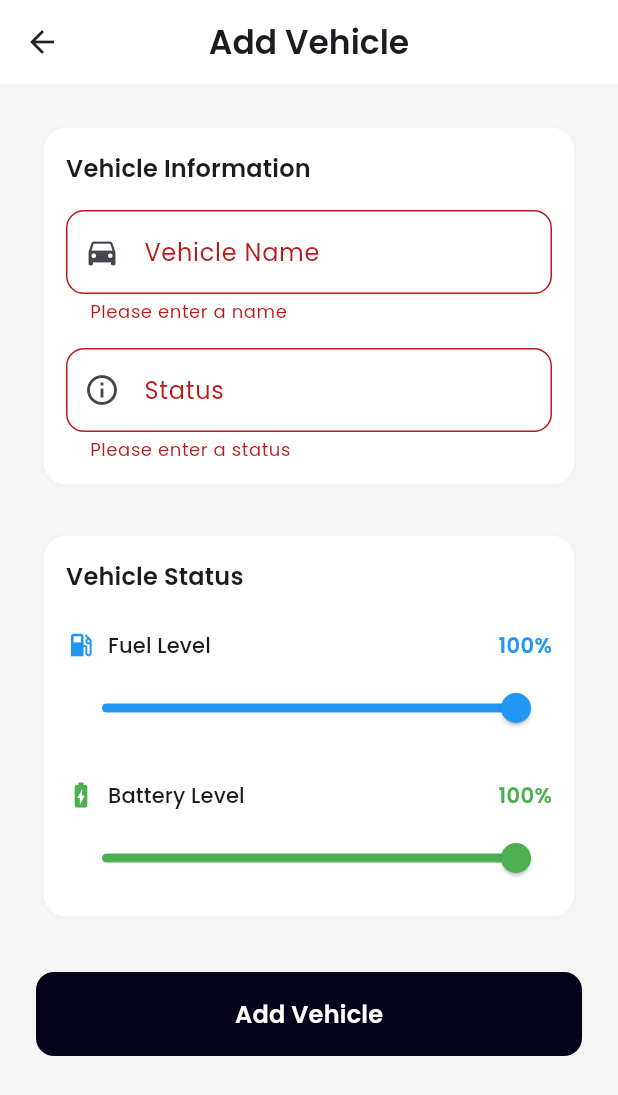
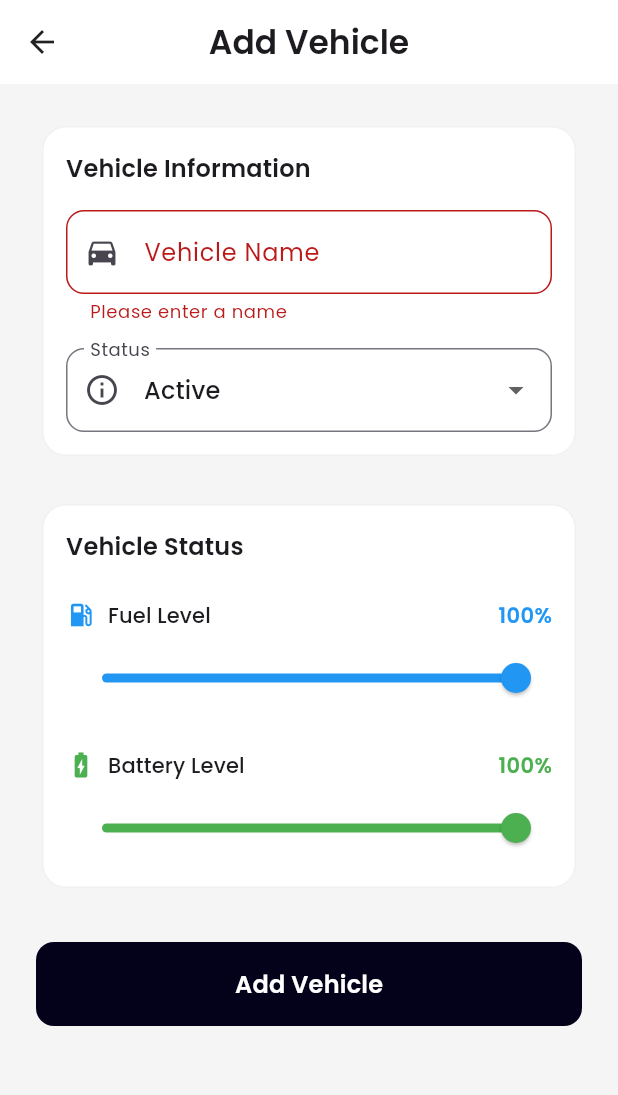
Before and after one commit to Edil-Ayehu/Drive-Secure, a Flutter app: the VehicleFormScreen screen opened directly, after a tap on "Add Vehicle", on a phone screen of 412 x 824 dp. Shown: the top 1095 px of the screen. Run offline on Flutter 3.47's test engine with Material 3 defaults, Android fonts, the phone set to English and light mode, and no system bars; our stand-ins replace cloud_firestore, firebase_core, flutter_bloc, google_fonts, shimmer; accounts and stored records are empty; generated files the repository leaves out were written again.

Commit message:
vehicle status drop down

```diff
--- a/lib/view/vehicle_form_screen.dart
+++ b/lib/view/vehicle_form_screen.dart
@@ -20,6 +20,7 @@ class _VehicleFormScreenState extends State<VehicleFormScreen> {
   late TextEditingController _statusController;
   late double _fuelLevel;
   late double _batteryLevel;
+  final List<String> _statusOptions = ['Active', 'Inactive', 'Maintenance', 'Out of Service'];
 
   @override
   void initState() {
@@ -89,8 +90,8 @@ class _VehicleFormScreenState extends State<VehicleFormScreen> {
                       },
                     ),
                     const SizedBox(height: 16),
-                    TextFormField(
-                      controller: _statusController,
+                    DropdownButtonFormField<String>(
+                      value: _statusController.text.isEmpty ? _statusOptions[0] : _statusController.text,
                       decoration: InputDecoration(
                         labelText: 'Status',
                         border: OutlineInputBorder(
@@ -98,9 +99,22 @@ class _VehicleFormScreenState extends State<VehicleFormScreen> {
                         ),
                         prefixIcon: const Icon(Icons.info_outline),
                       ),
+                      items: _statusOptions.map((String status) {
+                        return DropdownMenuItem<String>(
+                          value: status,
+                          child: Text(status),
+                        );
+                      }).toList(),
+                      onChanged: (String? newValue) {
+                        if (newValue != null) {
+                          setState(() {
+                            _statusController.text = newValue;
+                          });
+                        }
+                      },
                       validator: (value) {
-                        if (value?.isEmpty ?? true) {
-                          return 'Please enter a status';
+                        if (value == null || value.isEmpty) {
+                          return 'Please select a status';
                         }
                         return null;
                       },
```
